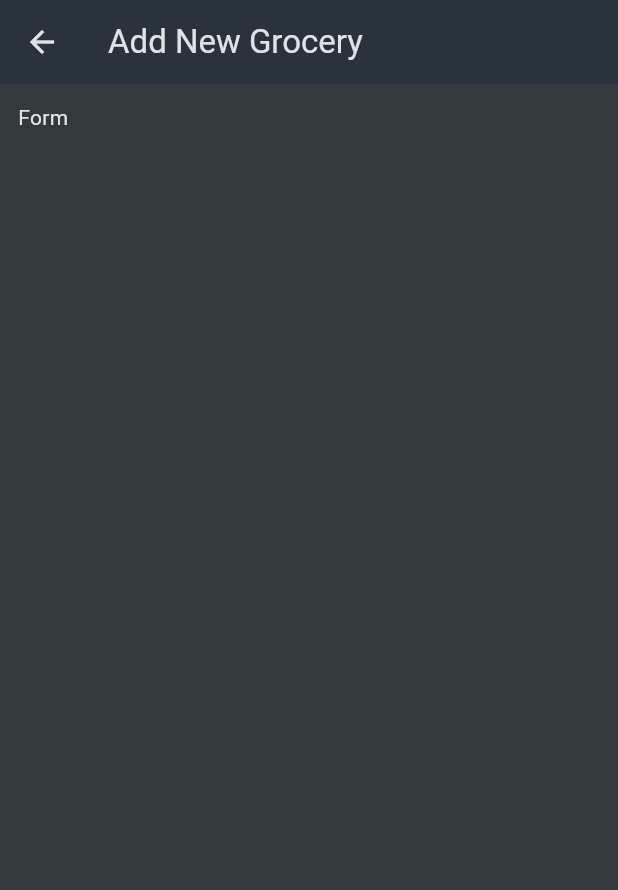
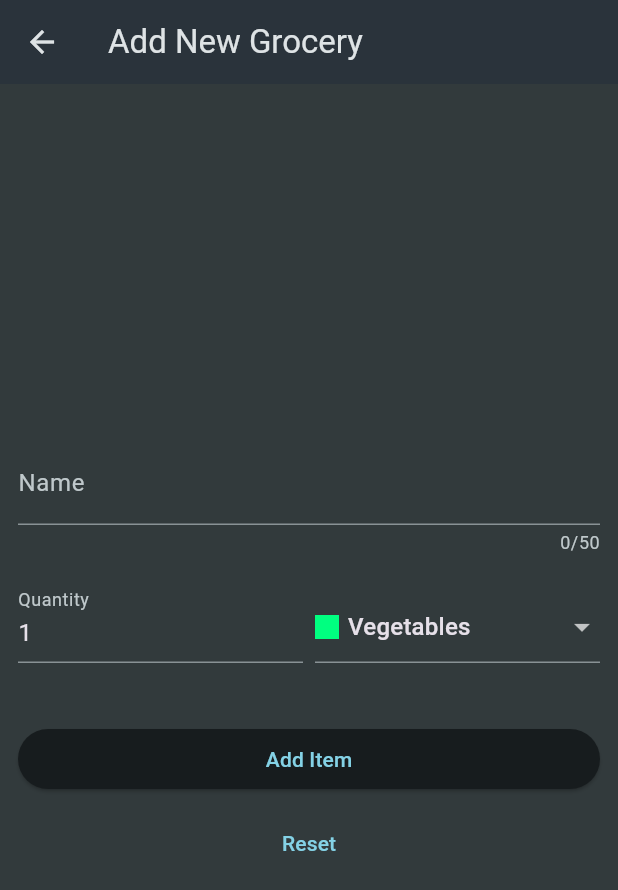
Before and after one commit to ravikazaha/shopping-list, a Flutter app: the screen it shows after launch, after a tap on the "add" icon, on a phone screen of 412 x 824 dp. Shown: the top 890 px of the screen. Run offline on Flutter 3.47's test engine with Material 3 defaults, Android fonts, the phone set to English and light mode, and no system bars.

Commit message:
finished v1 app

```diff
--- /dev/null
+++ b/lib/data/categories.dart
@@ -0,0 +1,46 @@
+import 'package:flutter/material.dart';
+import 'package:shopping_list/models/category.dart';
+
+
+const categories = {
+  Categories.vegetables: Category(
+    'Vegetables',
+    Color.fromARGB(255, 0, 255, 128),
+  ),
+  Categories.fruit: Category(
+    'Fruit',
+    Color.fromARGB(255, 145, 255, 0),
+  ),
+  Categories.meat: Category(
+    'Meat',
+    Color.fromARGB(255, 255, 102, 0),
+  ),
+  Categories.dairy: Category(
+    'Dairy',
+    Color.fromARGB(255, 0, 208, 255),
+  ),
+  Categories.carbs: Category(
+    'Carbs',
+    Color.fromARGB(255, 0, 60, 255),
+  ),
+  Categories.sweets: Category(
+    'Sweets',
+    Color.fromARGB(255, 255, 149, 0),
+  ),
+  Categories.spices: Category(
+    'Spices',
+    Color.fromARGB(255, 255, 187, 0),
+  ),
+  Categories.convenience: Category(
+    'Convenience',
+    Color.fromARGB(255, 191, 0, 255),
+  ),
+  Categories.hygiene: Category(
+    'Hygiene',
+    Color.fromARGB(255, 149, 0, 255),
+  ),
+  Categories.other: Category(
+    'Other',
+    Color.fromARGB(255, 0, 225, 255),
+  ),
+};
--- /dev/null
+++ b/lib/data/dummy_items.dart
@@ -0,0 +1,21 @@
+import 'package:shopping_list/models/category.dart';
+import 'package:shopping_list/data/categories.dart';
+import 'package:shopping_list/models/grocery_items.dart';
+
+final groceryItems = [
+  GroceryItem(
+      id: 'a',
+      name: 'Milk',
+      quantity: 1,
+      category: categories[Categories.dairy]!),
+  GroceryItem(
+      id: 'b',
+      name: 'Bananas',
+      quantity: 5,
+      category: categories[Categories.fruit]!),
+  GroceryItem(
+      id: 'c',
+      name: 'Beef Steak',
+      quantity: 1,
+      category: categories[Categories.meat]!),
+];
--- a/lib/main.dart
+++ b/lib/main.dart
@@ -1,10 +1,10 @@
 import 'package:flutter/material.dart';
+import 'package:shopping_list/data/dummy_items.dart';
+import 'package:shopping_list/models/grocery_items.dart';
 import 'package:shopping_list/widgets/grocery_lists.dart';
-import 'package:shopping_list/models/grocery.dart';
 import 'package:shopping_list/widgets/new_item.dart';
 
 final theme = ThemeData.dark().copyWith(
-  useMaterial3: true,
   colorScheme: ColorScheme.fromSeed(seedColor: const Color.fromARGB(255, 147, 229, 250),brightness: Brightness.dark, surface: const Color.fromARGB(255, 42, 51, 59)), scaffoldBackgroundColor: const Color.fromARGB(255, 50, 58, 60)
 );
 
@@ -13,14 +13,8 @@
 }
 
 class MyApp extends StatelessWidget {
-  final List<Grocery> groceries;
 
-  MyApp({super.key})
-    : groceries = [
-        Grocery(1,"Milk", 1, Colors.blue),
-        Grocery(2,"Bananas", 5, Colors.green),
-        Grocery(3,"Beef Steak", 1, Colors.orange),
-      ];
+  const MyApp({super.key});
 
   // This widget is the root of your application.
   @override
@@ -28,25 +22,49 @@
     return MaterialApp(
       title: 'Shopping List',
       theme: theme,
-      home: MyHomePage(groceries: groceries),
+      home: MyHomePage(),
     );
   }
 }
 
-class MyHomePage extends StatelessWidget {
-  final List<Grocery> groceries;
+class MyHomePage extends StatefulWidget {
+  const MyHomePage({super.key});
 
-  const MyHomePage({required this.groceries, super.key});
+  @override
+  State<MyHomePage> createState() {
+    return _MyHomePage();
+  }
+}
 
-  _newItemHandler(BuildContext context) {
-    Navigator.of(context).push(MaterialPageRoute(builder: (ctx) => NewItem()));
+class _MyHomePage extends State<MyHomePage> {
+
+  final List<GroceryItem> _groceryItems = groceryItems;
+
+  _newItemHandler(BuildContext context) async {
+    final newItem = await Navigator.of(context).push<GroceryItem>(MaterialPageRoute(builder: (ctx) => NewItem()));
+    if (newItem == null) {
+      return;
+    }
+
+    setState(() {
+      _groceryItems.add(newItem);
+    });
+
+    ScaffoldMessenger.of(context).clearSnackBars();
+    ScaffoldMessenger.of(context).showSnackBar(SnackBar(content: Text("Grocery item added!")));
+  }
+
+  void _removeItemHandler(GroceryItem groceryItem) {
+    _groceryItems.remove(groceryItem);
+    ScaffoldMessenger.of(context).clearSnackBars();
+    ScaffoldMessenger.of(context).showSnackBar(SnackBar(content: Text("Grocery item deleted!")));
   }
 
   @override
   Widget build(BuildContext context) {
     return Scaffold(
       appBar: AppBar(title: Text("Your Groceries")),
-      body: GroceryLists(groceries: groceries,),
+      body: GroceryLists(groceries: _groceryItems, onRemoveItem: _removeItemHandler,),
       floatingActionButton: FloatingActionButton(onPressed: () {
         _newItemHandler(context);
       }, child: Icon(Icons.add),),
--- /dev/null
+++ b/lib/models/category.dart
@@ -0,0 +1,21 @@
+import 'package:flutter/material.dart';
+
+enum Categories {
+  vegetables,
+  fruit,
+  meat,
+  dairy,
+  carbs,
+  sweets,
+  spices,
+  convenience,
+  hygiene,
+  other
+}
+
+class Category {
+  const Category(this.title, this.color);
+
+  final String title;
+  final Color color;
+}
--- a/lib/models/grocery.dart
+++ b/lib/models/grocery.dart
@@ -1,4 +1,4 @@
-import 'package:flutter/animation.dart';
+import 'package:flutter/material.dart';
 
 class Grocery {
   final int id;
--- /dev/null
+++ b/lib/models/grocery_items.dart
@@ -0,0 +1,15 @@
+import 'package:shopping_list/models/category.dart';
+
+class GroceryItem {
+  const GroceryItem({
+    required this.id,
+    required this.name,
+    required this.quantity,
+    required this.category,
+  });
+
+  final String id;
+  final String name;
+  final int quantity;
+  final Category category;
+}
--- a/lib/widgets/grocery_lists.dart
+++ b/lib/widgets/grocery_lists.dart
@@ -1,25 +1,34 @@
 import 'package:flutter/material.dart';
-import 'package:shopping_list/models/grocery.dart';
+import 'package:shopping_list/models/grocery_items.dart';
 
 class GroceryLists extends StatelessWidget {
-  final List<Grocery> groceries;
+  final List<GroceryItem> groceries;
+  final void Function(GroceryItem goceryItem) onRemoveItem;
 
-  const GroceryLists({super.key, required this.groceries});
+  const GroceryLists({super.key, required this.groceries, required this.onRemoveItem});
 
   @override
   Widget build(BuildContext context) {
+    if (groceries.isEmpty) {
+      return Center(child: Text("No Grocery Items founds"),);
+    }
+
     return ListView.builder(
       itemCount: groceries.length,
       itemBuilder:
-          (ctx, index) => ListTile(
-            title: Text(groceries[index].product),
+          (ctx, index) => Dismissible(
+            background: Container(color: Colors.red,),
+            onDismissed: (direction) {
+            onRemoveItem(groceries[index]);
+          }, key: ValueKey(groceries[index].id), child: ListTile(
+            title: Text(groceries[index].name),
             leading: Container(
               width: 24,
               height: 24,
-              color: groceries[index].color,
+              color: groceries[index].category.color,
             ),
             trailing: Text(groceries[index].quantity.toString()),
-          ),
+          ),)
     );
   }
 }
--- a/lib/widgets/new_item.dart
+++ b/lib/widgets/new_item.dart
@@ -1,4 +1,7 @@
 import 'package:flutter/material.dart';
+import 'package:shopping_list/data/categories.dart';
+import 'package:shopping_list/models/category.dart';
+import 'package:shopping_list/models/grocery_items.dart';
 
 class NewItem extends StatefulWidget {
   const NewItem({super.key});
@@ -10,11 +13,126 @@ class NewItem extends StatefulWidget {
 }
 
 class _NewItem extends State<NewItem> {
+  String _enteredName = '';
+  int _enteredQuantity = 1;
+  var _selectedCategory = categories[Categories.vegetables]!;
+
+  final _formKey = GlobalKey<FormState>();
+
+  void _submitItem() {
+    if (_formKey.currentState!.validate()) {
+      _formKey.currentState!.save();
+      Navigator.of(context).pop(
+        GroceryItem(
+          id: DateTime.now().toString(),
+          name: _enteredName,
+          quantity: _enteredQuantity,
+          category: _selectedCategory,
+        ),
+      );
+    }
+  }
+
   @override
   Widget build(BuildContext context) {
     return Scaffold(
       appBar: AppBar(title: Text("Add New Grocery")),
-      body: Padding(padding: EdgeInsets.all(12), child: Text("Form")),
+      body: Padding(
+        padding: EdgeInsets.all(12),
+        child: Form(
+          key: _formKey,
+          child: Column(
+            mainAxisAlignment: MainAxisAlignment.center,
+            spacing: 16,
+            children: [
+              TextFormField(
+                maxLength: 50,
+                decoration: InputDecoration(label: Text("Name")),
+                validator: (value) {
+                  if (value == null ||
+                      value.isEmpty ||
+                      value.trim().length <= 1 ||
+                      value.trim().length > 50) {
+                    return 'Must be between 1 and 50 characters';
+                  }
+                  return null;
+                },
+                onSaved: (value) {
+                  _enteredName = value!;
+                },
+              ),
+              Row(
+                crossAxisAlignment: CrossAxisAlignment.end,
+                children: [
+                  Expanded(
+                    child: TextFormField(
+                      decoration: InputDecoration(label: Text("Quantity")),
+                      initialValue: _enteredQuantity.toString(),
+                      validator: (value) {
+                        if (value == null ||
+                            value.isEmpty ||
+                            int.tryParse(value)! <= 0 ||
+                            value.trim().length > 50) {
+                          return 'Must be a valid, positive number';
+                        }
+                        return null;
+                      },
+                      onSaved: (value) {
+                        _enteredQuantity = int.parse(value!);
+                      },
+                    ),
+                  ),
+                  const SizedBox(width: 8),
+                  Expanded(
+                    child: DropdownButtonFormField(
+                      value: _selectedCategory,
+                      items: [
+                        for (final category in categories.entries)
+                          DropdownMenuItem(
+                            value: category.value,
+                            child: Row(
+                              children: [
+                                Container(
+                                  width: 16,
+                                  height: 16,
+                                  color: category.value.color,
+                                ),
+                                const SizedBox(width: 6),
+                                Text(category.value.title),
+                              ],
+                            ),
+                          ),
+                      ],
+                      onChanged: (value) {
+                        setState(() {
+                          _selectedCategory = value!;
+                        });
+                      },
+                    ),
+                  ),
+                ],
+              ),
+              SizedBox(height: 8),
+              Column(
+                spacing: 8,
+                crossAxisAlignment: CrossAxisAlignment.stretch,
+                children: [
+                  ElevatedButton(
+                    onPressed: _submitItem,
+                    child: Text("Add Item"),
+                  ),
+                  TextButton(
+                    onPressed: () {
+                      _formKey.currentState!.reset();
+                    },
+                    child: const Text("Reset"),
+                  ),
+                ],
+              ),
+            ],
+          ),
+        ),
+      ),
     );
   }
 }
```
Also changed, not shown: pubspec.yaml (+7 -5 lines), assets/shopping-cart.png (added), pubspec.lock, 9 other files.
